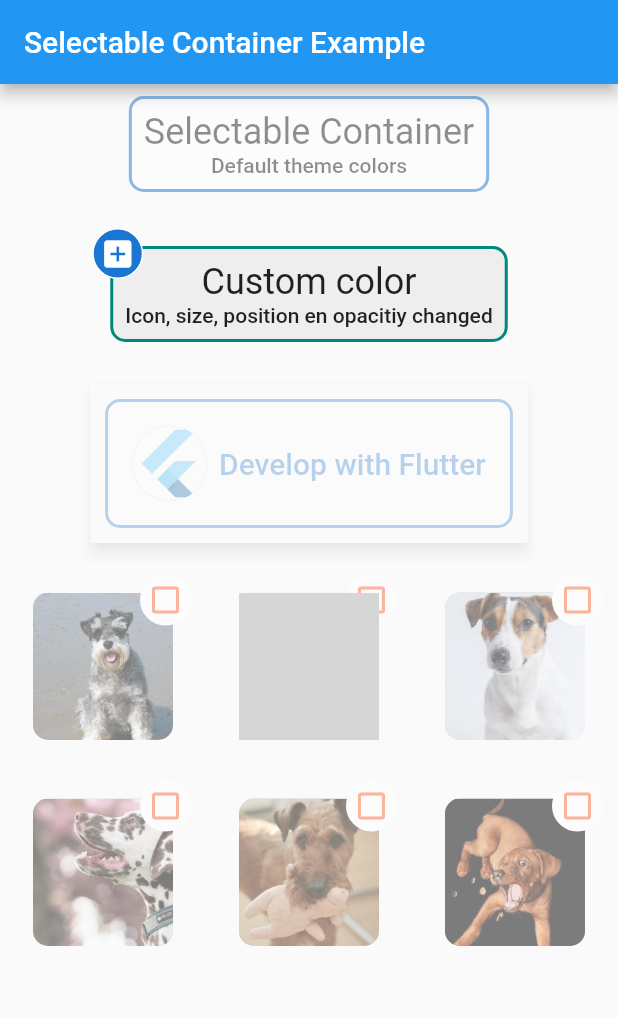
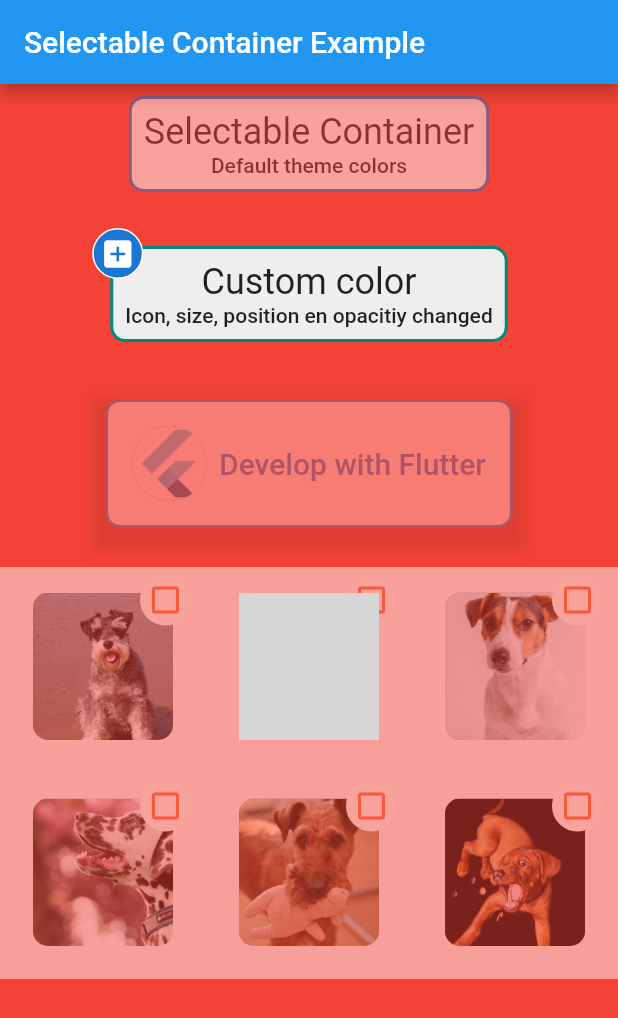
Before and after one commit to fgcan10/selectable_container, a Flutter app: the screen it shows after launch, on a phone screen of 412 x 824 dp. Shown: the top 1018 px of the screen. Run offline on Flutter 3.47's test engine with Material 2 defaults, Android fonts, the light colour scheme and no system bars; grey boxes are pictures that could not be loaded.

Commit message:
Transparent margin bug solved

```diff
--- a/example/lib/main.dart
+++ b/example/lib/main.dart
@@ -32,6 +32,7 @@ class _MyHomePageState extends State<MyHomePage> {
     var textStyles = Theme.of(context).textTheme;
 
     return Scaffold(
+      backgroundColor: Colors.red,
       appBar: AppBar(
         title: const Text('Selectable Container Example'),
       ),
@@ -46,6 +47,7 @@ class _MyHomePageState extends State<MyHomePage> {
                   _select1 = newValue;
                 });
               },
+              marginColor: Colors.transparent,
               selected: _select1,
               padding: 8.0,
               child: buildTextContentOfContainer(
@@ -61,6 +63,8 @@ class _MyHomePageState extends State<MyHomePage> {
             iconAlignment: Alignment.topLeft,
             icon: Icons.thumb_up,
             unselectedIcon: Icons.add_box,
+            marginColor: Colors.transparent,
+            elevation: 0,
             iconSize: 24,
             unselectedOpacity: 1,
             selectedOpacity: 0.8,
@@ -79,6 +83,7 @@ class _MyHomePageState extends State<MyHomePage> {
             iconSize: 20,
             icon: Icons.star,
             iconColor: Colors.yellowAccent,
+            marginColor: Colors.transparent,
             unselectedOpacity: 0.3,
             opacityAnimationDuration: 300,
             elevation: 4.0,
--- a/lib/selectable_container.dart
+++ b/lib/selectable_container.dart
@@ -172,8 +172,6 @@ class SelectableContainer extends StatelessWidget {
         opacity: selected ? selectedOpacity : unselectedOpacity,
         duration: Duration(milliseconds: opacityAnimationDuration),
         child: Material(
-          elevation: 0.0,
-          child: Material(
           elevation: elevation,
           color: marginColor ?? theme.scaffoldBackgroundColor,
           child: Padding(
@@ -215,8 +213,8 @@ class SelectableContainer extends StatelessWidget {
                         padding: EdgeInsets.all(4),
                         decoration: BoxDecoration(
                             border: Border.all(
-                                  color: unselectedBorderColorIcon ??
-                                      Colors.white),
+                                color:
+                                    unselectedBorderColorIcon ?? Colors.white),
                             shape: BoxShape.circle,
                             color: unselectedBackgroundColorIcon ??
                                 theme.primaryColorDark),
@@ -255,7 +253,6 @@ class SelectableContainer extends StatelessWidget {
           ),
         ),
       ),
-      ),
     );
   }
 }
--- a/pubspec.yaml
+++ b/pubspec.yaml
@@ -1,6 +1,6 @@
 name: selectable_container
 description: Selectable container for Flutter. The container shows an icon on one of the corner when tapped.
-version: 1.0.6
+version: 1.0.7
 homepage: https://github.com/fgcan10/selectable_container
 
 environment:
```
Also changed, not shown: example/pubspec.lock. Lines whose indentation alone changed are shown as unchanged.
